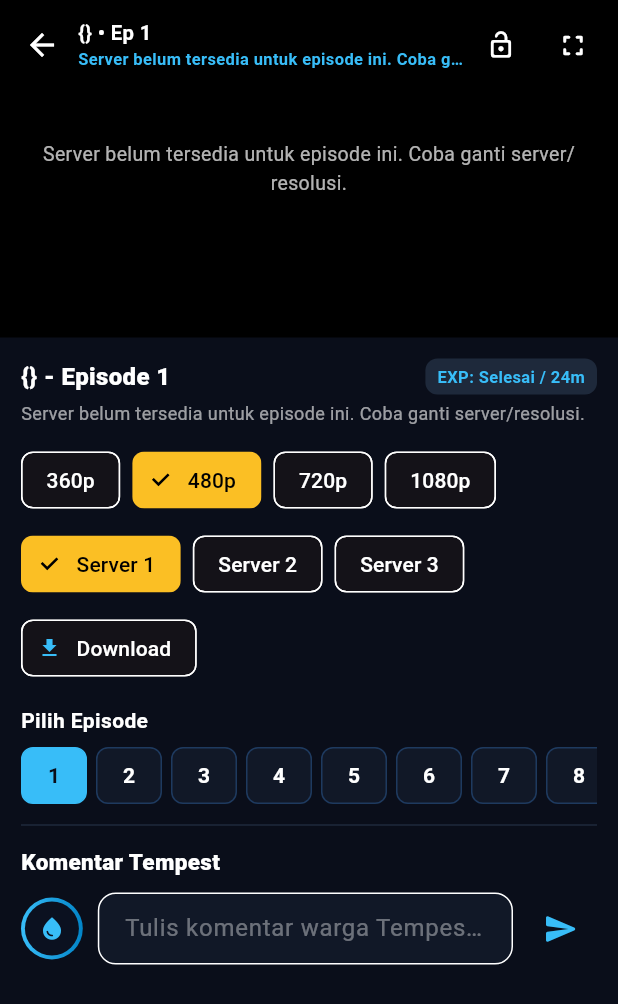
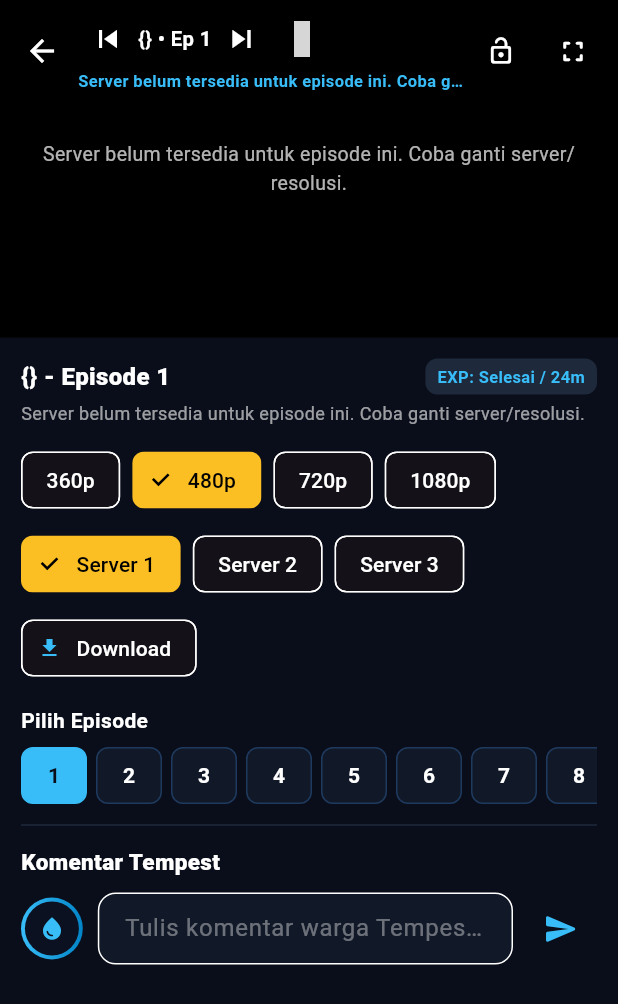
Before and after one commit to RyaaI/ryaanime-app, a Flutter app: the PlayerPage screen opened directly with empty values, on a phone screen of 412 x 824 dp. Shown: the top 1004 px of the screen. Run offline on Flutter 3.47's test engine with Material 3 defaults, Android fonts, the phone set to English and light mode, and no system bars; our stand-ins replace image_picker, shared_preferences, video_player, webview_flutter; accounts and stored records are empty; statements that could not run were skipped; grey boxes are pictures that could not be loaded.

Commit message:
perf: cache mp4 resolve, faster provider race, and prefetch next episode

```diff
--- a/lib/screens/player_page.dart
+++ b/lib/screens/player_page.dart
@@ -47,7 +47,11 @@ class _PlayerPageState extends State<PlayerPage> with WidgetsBindingObserver {
 
   Timer? _watchTimer;
   int _watchedSeconds = 0;
+  int _actualWatchedSeconds = 0;
+  int? _lastVideoPosSec;
   bool _expClaimedForEp = false;
+  bool _autoPlayNext = true;
+  int _prefetchedEp = -1;
   static const int _requiredSeconds = 24 * 60;
 
   final _commentCtrl = TextEditingController();
@@ -126,6 +130,8 @@ class _PlayerPageState extends State<PlayerPage> with WidgetsBindingObserver {
   void _startWatchTracker() {
     _watchTimer?.cancel();
     _watchedSeconds = 0;
+    _actualWatchedSeconds = 0;
+    _lastVideoPosSec = null;
     _watchTimer = Timer.periodic(const Duration(seconds: 1), (timer) {
       if (!mounted || _expClaimedForEp) return;
       final isPlayingNative = _videoCtrl != null &&
@@ -135,19 +141,92 @@ class _PlayerPageState extends State<PlayerPage> with WidgetsBindingObserver {
 
       if (isPlayingNative || isPlayingWeb) {
         _watchedSeconds++;
-        bool finishedNative = false;
+        bool reachedEndNative = false;
+        int minRequiredSec = _requiredSeconds;
+
         if (isPlayingNative) {
           final dur = _videoCtrl!.value.duration.inSeconds;
           final pos = _videoCtrl!.value.position.inSeconds;
-          if (dur > 60 && pos >= (dur * 0.92).round()) {
-            finishedNative = true;
+          if (dur > 5 && pos >= dur - 1 && _autoPlayNext) {
+            final maxEp = _getTotalEpisodesSafe();
+            if (_currentEp < maxEp) {
+              _switchToEpisode(_currentEp + 1);
+            }
           }
+
+          if (_lastVideoPosSec != null) {
+            final diff = pos - _lastVideoPosSec!;
+            if (diff >= 0 && diff <= 3) {
+              _actualWatchedSeconds += (diff == 0 ? 1 : diff);
+            }
+          } else {
+            _actualWatchedSeconds++;
+          }
+          _lastVideoPosSec = pos;
+
+          if (dur > 60) {
+            final req85 = (dur * 0.85).round();
+            if (req85 < minRequiredSec) {
+              minRequiredSec = req85;
+            }
+            if (pos >= (dur * 0.92).round()) {
+              reachedEndNative = true;
+            }
+          }
+        } else {
+          _actualWatchedSeconds++;
         }
-        if (finishedNative || _watchedSeconds >= _requiredSeconds) {
+
+        final validCompletion = reachedEndNative && (_actualWatchedSeconds >= minRequiredSec);
+        final validMarathon = _actualWatchedSeconds >= _requiredSeconds;
+        if (validCompletion || validMarathon) {
           _grantEpisodeExp();
         }
+      } else {
+        _lastVideoPosSec = null;
       }
     });
+  }
+
+  int _getTotalEpisodesSafe() {
+    final raw = widget.item['episodes'];
+    if (raw is int && raw > 0) return raw;
+    return int.tryParse('$raw') ?? 12;
+  }
+
+    void _prefetchNextEpisode() {
+    final nextEp = _currentEp + 1;
+    final totalEp = _getTotalEpisodesSafe();
+    if (nextEp <= 1 || nextEp > totalEp || _prefetchedEp == nextEp) return;
+    _prefetchedEp = nextEp;
+    final titles = <String>[
+      if (widget.title.trim().isNotEmpty) widget.title.trim(),
+      if ((_animeTitle ?? '').trim().isNotEmpty) _animeTitle!.trim(),
+    ];
+    if (titles.isEmpty) return;
+    StreamService.resolveEpisode(
+      titleCandidates: titles,
+      episode: nextEp,
+      quality: _quality,
+      serverIndex: _serverIndex,
+      preferredProvider: _preferredProvider,
+    ).catchError((_) => null);
+  }
+
+  Future<void> _switchToEpisode(int ep) async {
+    final maxEp = _getTotalEpisodesSafe();
+    if (ep < 1 || ep > maxEp || ep == _currentEp) return;
+    if (!mounted) return;
+    setState(() {
+      _currentEp = ep;
+    _prefetchNextEpisode();
+      _watchedSeconds = 0;
+      _actualWatchedSeconds = 0;
+      _lastVideoPosSec = null;
+      _expClaimedForEp = false;
+    });
+    await _loadProfileAndComments();
+    _initStream();
   }
 
   Future<void> _grantEpisodeExp() async {
@@ -648,7 +727,30 @@ class _PlayerPageState extends State<PlayerPage> with WidgetsBindingObserver {
                         crossAxisAlignment: CrossAxisAlignment.start,
                         mainAxisSize: MainAxisSize.min,
                         children: [
-                          Text('$title • Ep $_currentEp', maxLines: 1, overflow: TextOverflow.ellipsis, style: const TextStyle(color: Colors.white, fontWeight: FontWeight.bold, fontSize: 13.5)),
+                          Row(
+                      mainAxisSize: MainAxisSize.min,
+                      children: [
+                        IconButton(
+                          visualDensity: VisualDensity.compact,
+                          icon: const Icon(Icons.skip_previous, color: Colors.white),
+                          onPressed: _currentEp > 1 ? () => _switchToEpisode(_currentEp - 1) : null,
+                        ),
+                        Flexible(child: Text('$title • Ep $_currentEp', maxLines: 1, overflow: TextOverflow.ellipsis, style: const TextStyle(color: Colors.white, fontWeight: FontWeight.bold, fontSize: 13.5))),
+                        IconButton(
+                          visualDensity: VisualDensity.compact,
+                          icon: const Icon(Icons.skip_next, color: Colors.white),
+                          onPressed: _currentEp < _getTotalEpisodesSafe() ? () => _switchToEpisode(_currentEp + 1) : null,
+                        ),
+                        IconButton(
+                          visualDensity: VisualDensity.compact,
+                          icon: Icon(
+                            _autoPlayNext ? Icons.autoplay : Icons.play_disabled,
+                            color: _autoPlayNext ? const Color(0xFFFF85C0) : Colors.white54,
+                          ),
+                          onPressed: () => setState(() => _autoPlayNext = !_autoPlayNext),
+                        ),
+                      ],
+                    ),
                           Text(_statusMsg, maxLines: 1, overflow: TextOverflow.ellipsis, style: const TextStyle(color: Color(0xFF38BDF8), fontSize: 11, fontWeight: FontWeight.w600)),
                         ],
                       ),
@@ -935,6 +1037,39 @@ class _PlayerPageState extends State<PlayerPage> with WidgetsBindingObserver {
     final borderCol = Color(bg['border'] as int);
     final tag = (bg['tag'] ?? '').toString();
 
+    if (bg['anim'] == true) {
+      return AnimatedOwnerCommentCard(
+        c1: c1,
+        c2: c2,
+        borderCol: borderCol,
+        child: Text(
+                          tag,
+                          style: TextStyle(
+                            fontSize: 9,
+                            fontWeight: FontWeight.w800,
+                            color: borderCol,
+                          ),
+                        ),
+                      ),
+                  ],
+                ),
+                Text(
+                  (c['rankTitle'] ?? 'Unique Slime').toString(),
+                  style: const TextStyle(fontSize: 10, color: Colors.white60),
+                ),
+                const SizedBox(height: 6),
+                Text(
+                  (c['text'] ?? '').toString(),
+                  style: const TextStyle(color: Colors.white, fontSize: 13),
+                ),
+              ],
+            ),
+          ),
+        ],
+      ),
+    ),
+      );
+    }
     return Container(
       margin: const EdgeInsets.only(bottom: 10),
       padding: const EdgeInsets.all(12),
@@ -992,17 +1127,17 @@ class _PlayerPageState extends State<PlayerPage> with WidgetsBindingObserver {
                 Text(
                   (c['rankTitle'] ?? 'Unique Slime').toString(),
                   style: const TextStyle(fontSize: 10, color: Colors.white60),
-                ),
+                ,
                 const SizedBox(height: 6),
                 Text(
                   (c['text'] ?? '').toString(),
                   style: const TextStyle(color: Colors.white, fontSize: 13),
-                ),
+                ,
               ],
-            ),
-          ),
+            ,
+          ,
         ],
-      ),
-    );
+      ,
+    ;
   }
 }
--- a/lib/services/stream_service.dart
+++ b/lib/services/stream_service.dart
@@ -4,10 +4,12 @@ import 'package:http/http.dart' as http;
 class StreamService {
   static const String baseUrl = 'http://191.222.39.242:3001';
   static const String resolverBaseUrl = 'http://191.222.39.226:30001';
+  static final http.Client _httpClient = http.Client();
   static final Map _jsonCache = {};
   static final Map _jsonCacheTime = {};
+  static final Map<String, Map<String, dynamic>> _mp4Cache = {};
 
-  static Future _getJson(Uri uri, {int timeoutSec = 8}) async {
+  static Future _getJson(Uri uri, {int timeoutSec = 4}) async {
     final key = uri.toString();
     final now = DateTime.now().millisecondsSinceEpoch;
     final cached = _jsonCache[key];
@@ -16,7 +18,7 @@ class StreamService {
       return Map.from(cached).cast();
     }
     try {
-      final res = await http.get(uri).timeout(Duration(seconds: timeoutSec));
+      final res = await _httpClient.get(uri).timeout(Duration(seconds: timeoutSec));
       if (res.statusCode >= 200 && res.statusCode < 300) {
         final decoded = jsonDecode(res.body);
         if (decoded is Map) {
@@ -31,16 +33,29 @@ class StreamService {
   }
 
   static Future<String?> _resolveDirectMp4(String rawUrl) async {
+    final cached = _mp4Cache[rawUrl];
+    if (cached != null) {
+      final ts = (cached['ts'] as int?) ?? 0;
+      if (DateTime.now().millisecondsSinceEpoch - ts < 300000) {
+        return cached['url'] as String?;
+      }
+    }
+
     if (rawUrl.isEmpty) return null;
     if (RegExp(r'\.mp4(\?|$)', caseSensitive: false).hasMatch(rawUrl)) {
       return rawUrl;
     }
     final res = await _getJson(
       Uri.parse('$resolverBaseUrl/resolve?url=${Uri.encodeComponent(rawUrl)}'),
-      timeoutSec: 8,
+      timeoutSec: 4,
     );
     final direct = (res?['directUrl'] ?? '').toString().trim();
     if (direct.startsWith('http')) return direct;
+        if (direct.startsWith('http')) {
+      _mp4Cache[rawUrl] = {'url': direct, 'ts': DateTime.now().millisecondsSinceEpoch};
+      return direct;
+    }
+    _mp4Cache[rawUrl] = {'url': null, 'ts': DateTime.now().millisecondsSinceEpoch};
     return null;
   }
 
@@ -137,7 +152,7 @@ class StreamService {
     required int episode,
     required String quality,
   }) async {
-    for (final q in queries) {
+    for (final q in queries.take(2)) {
       final searchJson = await _getJson(
         Uri.parse('$baseUrl/$provider/search?q=${Uri.encodeComponent(q)}'),
       );
@@ -268,18 +283,17 @@ class StreamService {
               ...srvList.where((s) => s is Map && (s['title'] ?? '').toString().toLowerCase().contains('odstream')),
               ...srvList.where((s) => s is Map && !(s['title'] ?? '').toString().toLowerCase().contains('odstream')),
             ];
-            for (final srv in orderedServers.take(3)) {
-              if (srv is! Map) continue;
+            final tasks = orderedServers.take(3).where((s) => s is Map).map((srv) async {
               final serverId = (srv['serverId'] ?? '').toString().trim();
-              final sTitle = (srv['title'] ?? 'Server').toString().trim();
-              if (serverId.isEmpty) continue;
+              if (serverId.isEmpty) return null;
               final srvJson = await _getJson(
                 Uri.parse('$baseUrl/$provider/server/${Uri.encodeComponent(serverId)}'),
+                timeoutSec: 4,
               );
               final u = (srvJson?['data']?['details']?['url'] ?? '').toString().trim();
-              if (!u.startsWith('http')) continue;
+              if (!u.startsWith('http')) return null;
               final directMp4 = await _resolveDirectMp4(u);
-              if (directMp4 != null && directMp4.isNotEmpty) {
+              if (directMp4 == null || directMp4.isEmpty) return null;
               final actualRes = (chosenQual?['title'] ?? quality).toString().trim();
               return {
                 'url': directMp4,
@@ -287,6 +301,11 @@ class StreamService {
                 'provider': provider,
                 'downloadUrl': downloadUrl,
               };
+            }).toList();
+            if (tasks.isNotEmpty) {
+              final winners = await Future.wait(tasks);
+              for (final w in winners) {
+                if (w != null) return w;
             }
             }
           }
@@ -325,20 +344,33 @@ class StreamService {
     final firstPick = preferredProvider == 'otakudesu' ? 'otakudesu' : 'oploverz';
     final secondPick = firstPick == 'oploverz' ? 'otakudesu' : 'oploverz';
 
-    final results = await Future.wait([
-      _fetchFromProvider(
+    bool hasValidStream(Map<String, dynamic>? m) {
+      if (m == null) return false;
+      final u = (m['streamUrl'] ?? m['url'] ?? m['directUrl'] ?? '').toString().trim();
+      return u.startsWith('http');
+    }
+    final f1 = _fetchFromProvider(
       provider: firstPick,
       queries: queries,
       episode: episode,
       quality: quality,
-      ),
-      _fetchFromProvider(
+    );
+    final f2 = _fetchFromProvider(
       provider: secondPick,
       queries: queries,
       episode: episode,
       quality: quality,
-      ),
-    ]);
-    return results[0] ?? results[1];
+    );
+    Map<String, dynamic>? r1;
+    Map<String, dynamic>? r2;
+    try {
+      r1 = await f1.timeout(const Duration(seconds: 4));
+    } catch (_) {}
+    if (hasValidStream(r1)) return r1;
+    try {
+      r2 = await f2.timeout(const Duration(seconds: 4));
+    } catch (_) {}
+    if (hasValidStream(r2)) return r2;
+    return r1 ?? r2;
   }
 }
```
Lines whose indentation alone changed are shown as unchanged.
